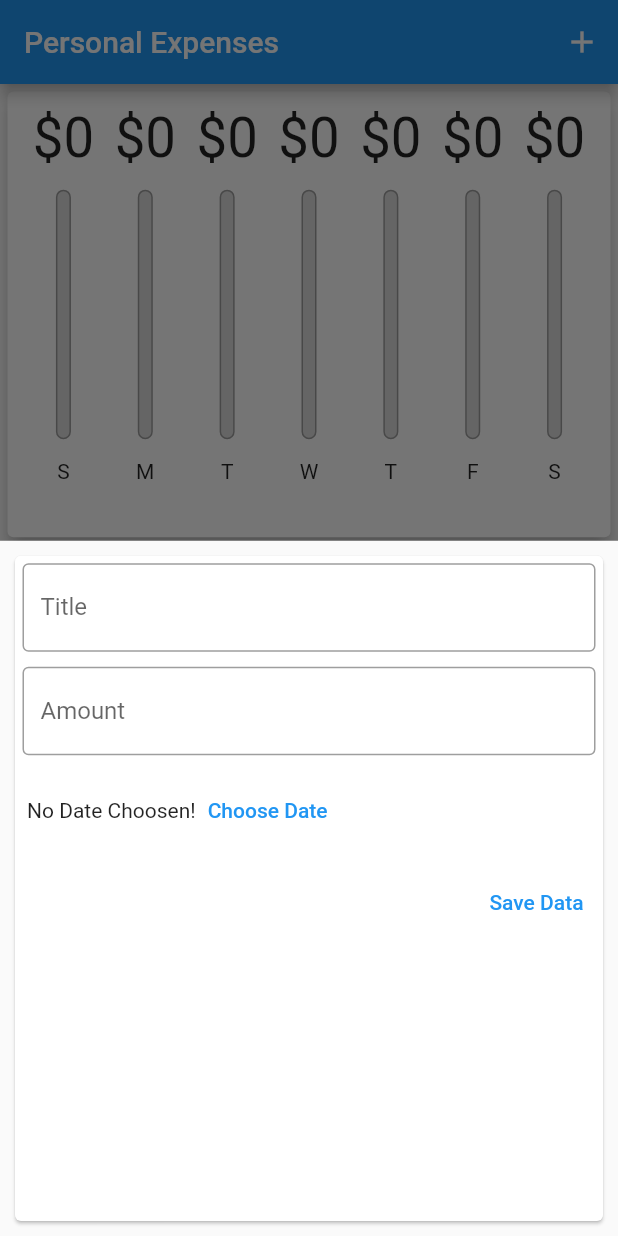
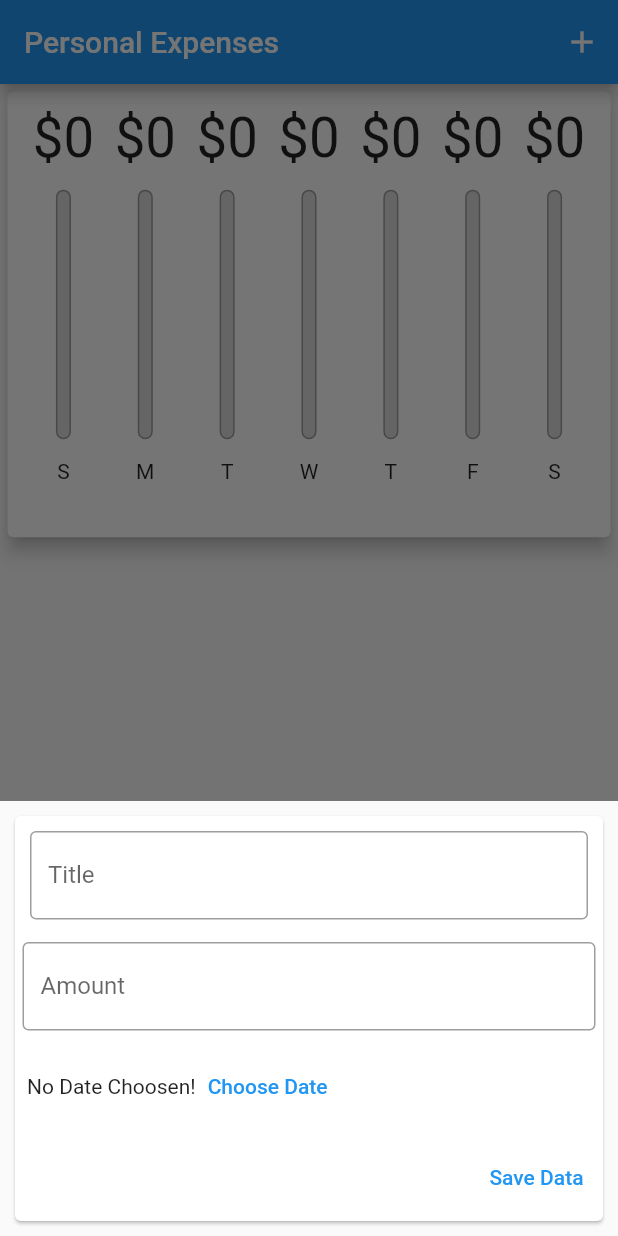
Before and after one commit to Krupal01/Transaction-Application, a Flutter app: the screen it shows after launch, after a tap on the "delete" icon, after a tap on the "add" icon, on a phone screen of 412 x 824 dp. Run offline on Flutter 3.47's test engine with Material 2 defaults, Android fonts, the phone set to English and light mode, and no system bars.

Commit message:
ADD : Manage Soft keyboard

```diff
--- a/lib/widgets/new_transaction.dart
+++ b/lib/widgets/new_transaction.dart
@@ -51,12 +51,18 @@ class _NewTransactionState extends State<NewTransaction> {
 
   @override
   Widget build(BuildContext context) {
-    return Card(
+    return SingleChildScrollView(
+      child: Card(
         margin: const EdgeInsets.all(10.0),
         child: Column(
           children: [
             Container(
-            padding: const EdgeInsets.all(5.0),
+              padding: EdgeInsets.only(
+                top: 10,
+                right: 10,
+                left: 10,
+                bottom: MediaQuery.of(context).viewInsets.bottom + 10,
+              ),
               child: TextField(
                 controller: titleController,
                 decoration: const InputDecoration(
@@ -102,6 +108,7 @@ class _NewTransactionState extends State<NewTransaction> {
                 ))
           ],
         ),
+      ),
     );
   }
 }
```
Lines whose indentation alone changed are shown as unchanged.
